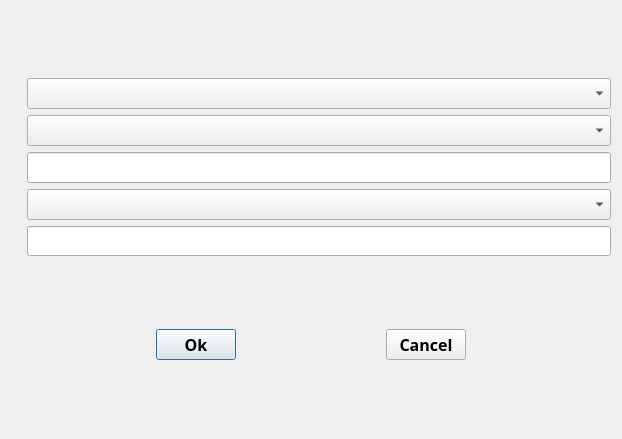
Qt form events/EventSettingWidgeet.ui (CURTLab/LVGLBuilder) before a commit.
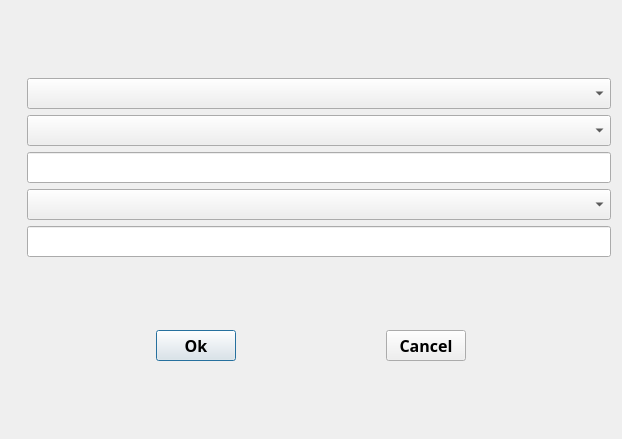
The same form after that commit.

Commit message: Add event class for switching pages

Diff of the .ui file:
```diff
--- a/events/EventSettingWidgeet.ui
+++ b/events/EventSettingWidgeet.ui
@@ -188,6 +188,14 @@
          <height>30</height>
         </size>
        </property>
+       <property name="font">
+        <font>
+         <family>Arial Black</family>
+         <pointsize>12</pointsize>
+         <weight>75</weight>
+         <bold>true</bold>
+        </font>
+       </property>
        <property name="text">
         <string/>
        </property>
@@ -201,6 +209,14 @@
          <height>30</height>
         </size>
        </property>
+       <property name="font">
+        <font>
+         <family>Arial Black</family>
+         <pointsize>12</pointsize>
+         <weight>75</weight>
+         <bold>true</bold>
+        </font>
+       </property>
       </widget>
      </item>
     </layout>
```
The commit also changes 8 other files.
